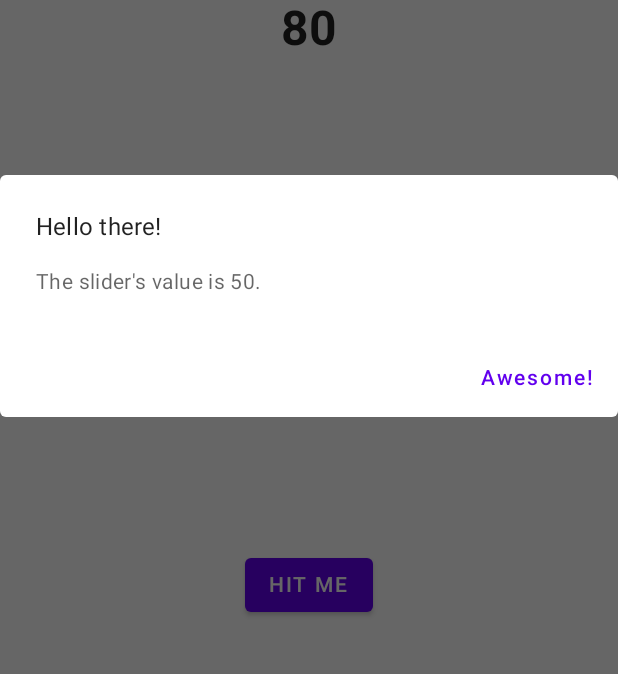
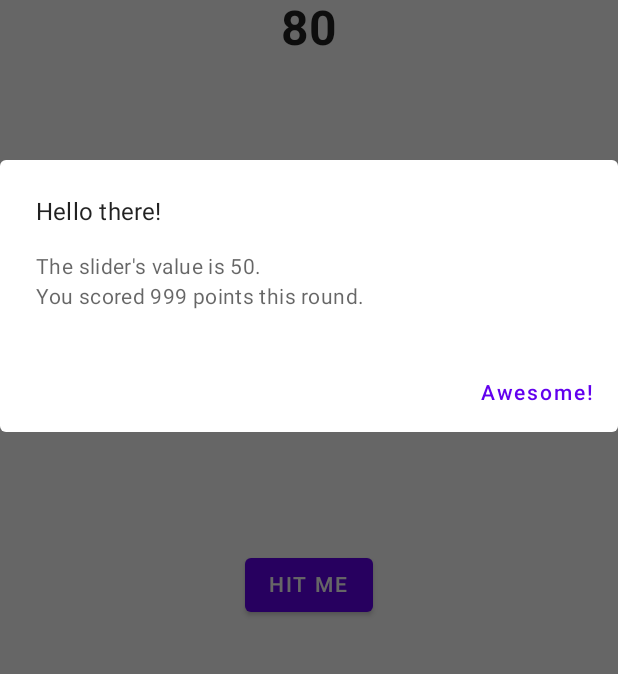
Before and after one commit to materokatti/bullseye-game, an Android app built with Jetpack Compose: the screen it shows after launch (MainActivity), after a tap on "HIT ME", on a phone screen of 412 x 824 dp, the part 322-996 px from its top. Run offline under Robolectric (Android 15) with nearby library versions, the phone set to English and light mode, and no system bars.

Commit message:
feature : pointForCurrentRound function

```diff
--- a/app/src/main/java/com/devstory/bullseye_game/GameScreen.kt
+++ b/app/src/main/java/com/devstory/bullseye_game/GameScreen.kt
@@ -37,6 +37,10 @@ fun GameScreen() {
 
     val sliderToInt = (sliderValue * 100).toInt()
 
+    fun pointsForCurrentRound(): Int {
+        return 999
+    }
+
 
     Column(
         horizontalAlignment = Alignment.CenterHorizontally,
@@ -70,7 +74,8 @@ fun GameScreen() {
         if (alertIsVisible) {
             ResultDialog(
                 hideDialog = {alertIsVisible = false},
-                sliderValue = sliderToInt
+                sliderValue = sliderToInt,
+                points = pointsForCurrentRound()
             )
         }
     }
--- a/app/src/main/java/com/devstory/bullseye_game/ResultDialog.kt
+++ b/app/src/main/java/com/devstory/bullseye_game/ResultDialog.kt
@@ -12,6 +12,7 @@ import androidx.compose.ui.res.stringResource
 fun ResultDialog(
     hideDialog: () -> Unit,
     sliderValue: Int,
+    points: Int,
     modifier: Modifier = Modifier
 ) {
     AlertDialog(
@@ -28,7 +29,7 @@ fun ResultDialog(
             }
         },
         title = { Text(stringResource(id = R.string.result_dialog_title)) },
-        text = { Text(stringResource(id = R.string.result_dialog_message, sliderValue)) }
+        text = { Text(stringResource(id = R.string.result_dialog_message, sliderValue, points)) }
 //        text = { Text("The slider's value is $sliderValue") }
     )
 }
--- a/app/src/main/res/values/strings.xml
+++ b/app/src/main/res/values/strings.xml
@@ -7,5 +7,5 @@
     <string name="hit_me_button_text">HIT ME</string>
     <string name="result_dialog_button_text">Awesome!</string>
     <string name="result_dialog_title">Hello there!</string>
-    <string name="result_dialog_message">The slider\'s value is %1$d.</string>
+    <string name="result_dialog_message">The slider\'s value is %1$d.\nYou scored %2$d points this round.</string>
 </resources>
```
